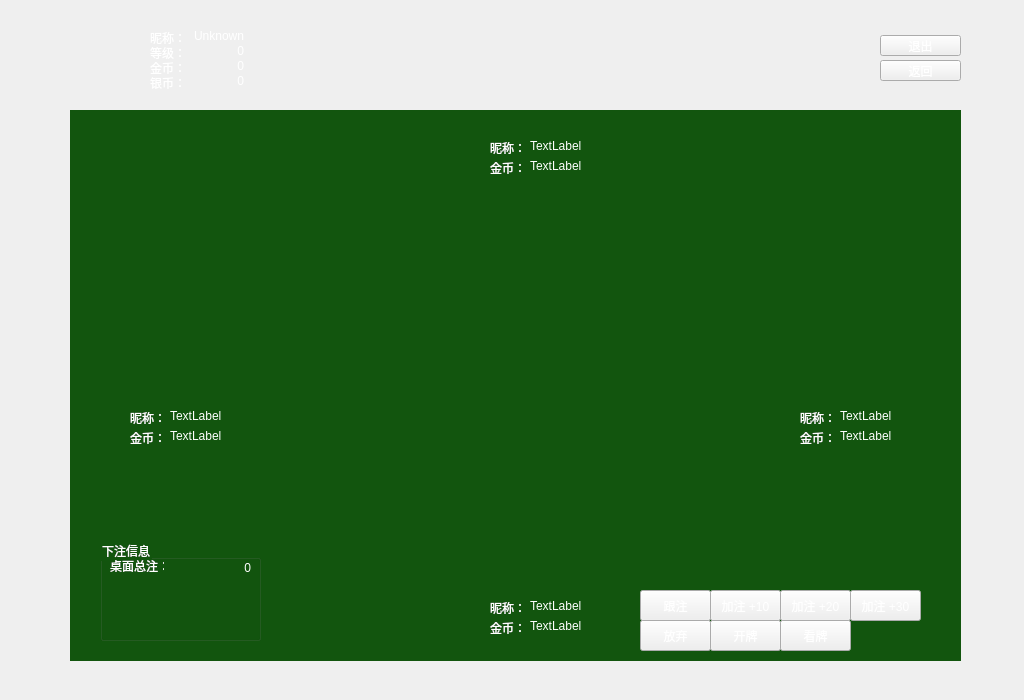
Qt form QTProject/Client/zjh.ui (aldenpang/zhajinhua-project) before a commit.
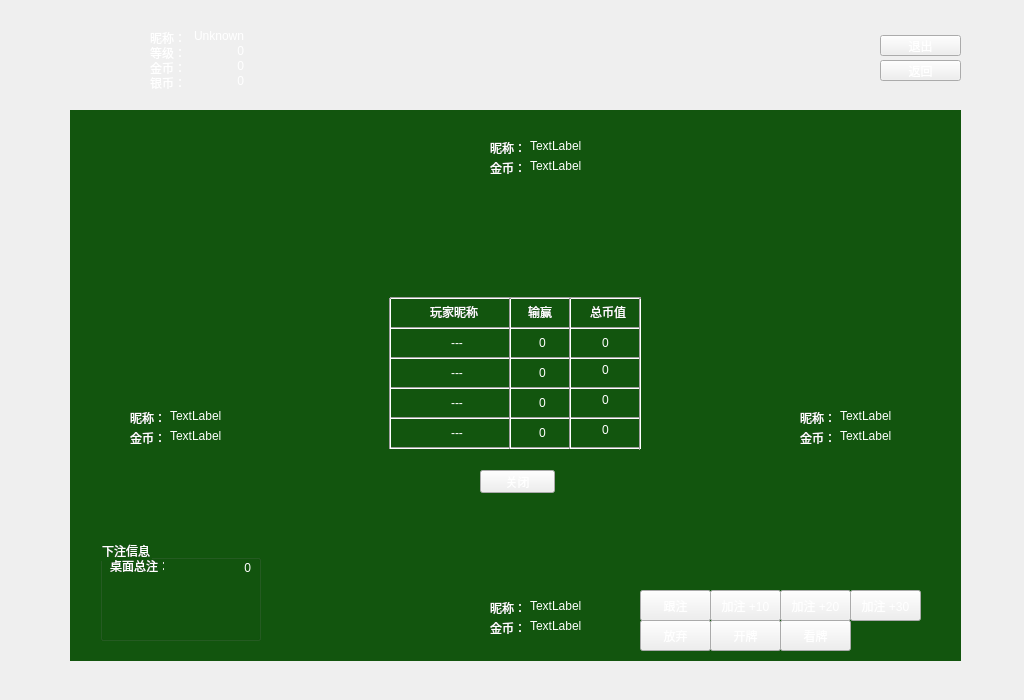
The same form after that commit. Icons and pictures are not drawn.

Commit message: add balance dialog(but while can not pause yet)

What changed in the file:
```diff
--- a/QTProject/Client/zjh.ui
+++ b/QTProject/Client/zjh.ui
@@ -726,6 +726,406 @@
     <pixmap resource="client.qrc">:/Images/Media/clock.gif</pixmap>
    </property>
   </widget>
+  <widget class="QWidget" name="balance" native="true">
+   <property name="geometry">
+    <rect>
+     <x>360</x>
+     <y>260</y>
+     <width>317</width>
+     <height>259</height>
+    </rect>
+   </property>
+   <widget class="QLabel" name="bg">
+    <property name="geometry">
+     <rect>
+      <x>0</x>
+      <y>0</y>
+      <width>317</width>
+      <height>259</height>
+     </rect>
+    </property>
+    <property name="text">
+     <string/>
+    </property>
+    <property name="pixmap">
+     <pixmap resource="client.qrc">:/Images/Media/balanceBG.png</pixmap>
+    </property>
+   </widget>
+   <widget class="Line" name="line">
+    <property name="geometry">
+     <rect>
+      <x>30</x>
+      <y>30</y>
+      <width>251</width>
+      <height>16</height>
+     </rect>
+    </property>
+    <property name="orientation">
+     <enum>Qt::Horizontal</enum>
+    </property>
+   </widget>
+   <widget class="Line" name="line_2">
+    <property name="geometry">
+     <rect>
+      <x>30</x>
+      <y>60</y>
+      <width>251</width>
+      <height>16</height>
+     </rect>
+    </property>
+    <property name="orientation">
+     <enum>Qt::Horizontal</enum>
+    </property>
+   </widget>
+   <widget class="Line" name="line_3">
+    <property name="geometry">
+     <rect>
+      <x>30</x>
+      <y>90</y>
+      <width>251</width>
+      <height>16</height>
+     </rect>
+    </property>
+    <property name="orientation">
+     <enum>Qt::Horizontal</enum>
+    </property>
+   </widget>
+   <widget class="Line" name="line_4">
+    <property name="geometry">
+     <rect>
+      <x>30</x>
+      <y>120</y>
+      <width>251</width>
+      <height>16</height>
+     </rect>
+    </property>
+    <property name="orientation">
+     <enum>Qt::Horizontal</enum>
+    </property>
+   </widget>
+   <widget class="Line" name="line_5">
+    <property name="geometry">
+     <rect>
+      <x>30</x>
+      <y>150</y>
+      <width>251</width>
+      <height>16</height>
+     </rect>
+    </property>
+    <property name="orientation">
+     <enum>Qt::Horizontal</enum>
+    </property>
+   </widget>
+   <widget class="Line" name="line_6">
+    <property name="geometry">
+     <rect>
+      <x>30</x>
+      <y>180</y>
+      <width>251</width>
+      <height>16</height>
+     </rect>
+    </property>
+    <property name="orientation">
+     <enum>Qt::Horizontal</enum>
+    </property>
+   </widget>
+   <widget class="Line" name="line_7">
+    <property name="geometry">
+     <rect>
+      <x>20</x>
+      <y>38</y>
+      <width>20</width>
+      <height>151</height>
+     </rect>
+    </property>
+    <property name="orientation">
+     <enum>Qt::Vertical</enum>
+    </property>
+   </widget>
+   <widget class="Line" name="line_8">
+    <property name="geometry">
+     <rect>
+      <x>140</x>
+      <y>38</y>
+      <width>20</width>
+      <height>151</height>
+     </rect>
+    </property>
+    <property name="orientation">
+     <enum>Qt::Vertical</enum>
+    </property>
+   </widget>
+   <widget class="Line" name="line_9">
+    <property name="geometry">
+     <rect>
+      <x>200</x>
+      <y>38</y>
+      <width>20</width>
+      <height>151</height>
+     </rect>
+    </property>
+    <property name="orientation">
+     <enum>Qt::Vertical</enum>
+    </property>
+   </widget>
+   <widget class="Line" name="line_10">
+    <property name="geometry">
+     <rect>
+      <x>270</x>
+      <y>38</y>
+      <width>20</width>
+      <height>152</height>
+     </rect>
+    </property>
+    <property name="orientation">
+     <enum>Qt::Vertical</enum>
+    </property>
+   </widget>
+   <widget class="QLabel" name="label_2">
+    <property name="geometry">
+     <rect>
+      <x>70</x>
+      <y>42</y>
+      <width>54</width>
+      <height>20</height>
+     </rect>
+    </property>
+    <property name="text">
+     <string>玩家昵称</string>
+    </property>
+   </widget>
+   <widget class="QLabel" name="label_3">
+    <property name="geometry">
+     <rect>
+      <x>168</x>
+      <y>42</y>
+      <width>54</width>
+      <height>20</height>
+     </rect>
+    </property>
+    <property name="text">
+     <string>输赢</string>
+    </property>
+   </widget>
+   <widget class="QLabel" name="label_4">
+    <property name="geometry">
+     <rect>
+      <x>230</x>
+      <y>42</y>
+      <width>54</width>
+      <height>20</height>
+     </rect>
+    </property>
+    <property name="text">
+     <string>总币值</string>
+    </property>
+   </widget>
+   <widget class="QLabel" name="bl_nickname_0">
+    <property name="geometry">
+     <rect>
+      <x>70</x>
+      <y>73</y>
+      <width>54</width>
+      <height>20</height>
+     </rect>
+    </property>
+    <property name="text">
+     <string>---</string>
+    </property>
+    <property name="alignment">
+     <set>Qt::AlignCenter</set>
+    </property>
+   </widget>
+   <widget class="QLabel" name="bl_nickname_1">
+    <property name="geometry">
+     <rect>
+      <x>70</x>
+      <y>103</y>
+      <width>54</width>
+      <height>20</height>
+     </rect>
+    </property>
+    <property name="text">
+     <string>---</string>
+    </property>
+    <property name="alignment">
+     <set>Qt::AlignCenter</set>
+    </property>
+   </widget>
+   <widget class="QLabel" name="bl_nickname_2">
+    <property name="geometry">
+     <rect>
+      <x>70</x>
+      <y>133</y>
+      <width>54</width>
+      <height>20</height>
+     </rect>
+    </property>
+    <property name="text">
+     <string>---</string>
+    </property>
+    <property name="alignment">
+     <set>Qt::AlignCenter</set>
+    </property>
+   </widget>
+   <widget class="QLabel" name="bl_nickname_3">
+    <property name="geometry">
+     <rect>
+      <x>70</x>
+      <y>163</y>
+      <width>54</width>
+      <height>20</height>
+     </rect>
+    </property>
+    <property name="text">
+     <string>---</string>
+    </property>
+    <property name="alignment">
+     <set>Qt::AlignCenter</set>
+    </property>
+   </widget>
+   <widget class="QLabel" name="bl_winscore_0">
+    <property name="geometry">
+     <rect>
+      <x>157</x>
+      <y>73</y>
+      <width>51</width>
+      <height>20</height>
+     </rect>
+    </property>
+    <property name="text">
+     <string>0</string>
+    </property>
+    <property name="alignment">
+     <set>Qt::AlignCenter</set>
+    </property>
+   </widget>
+   <widget class="QLabel" name="bl_winscore_1">
+    <property name="geometry">
+     <rect>
+      <x>157</x>
+      <y>103</y>
+      <width>51</width>
+      <height>20</height>
+     </rect>
+    </property>
+    <property name="text">
+     <string>0</string>
+    </property>
+    <property name="alignment">
+     <set>Qt::AlignCenter</set>
+    </property>
+   </widget>
+   <widget class="QLabel" name="bl_winscore_2">
+    <property name="geometry">
+     <rect>
+      <x>157</x>
+      <y>133</y>
+      <width>51</width>
+      <height>20</height>
+     </rect>
+    </property>
+    <property name="text">
+     <string>0</string>
+    </property>
+    <property name="alignment">
+     <set>Qt::AlignCenter</set>
+    </property>
+   </widget>
+   <widget class="QLabel" name="bl_winscore_3">
+    <property name="geometry">
+     <rect>
+      <x>157</x>
+      <y>163</y>
+      <width>51</width>
+      <height>20</height>
+     </rect>
+    </property>
+    <property name="text">
+     <string>0</string>
+    </property>
+    <property name="alignment">
+     <set>Qt::AlignCenter</set>
+    </property>
+   </widget>
+   <widget class="QLabel" name="bl_totalscore_0">
+    <property name="geometry">
+     <rect>
+      <x>215</x>
+      <y>73</y>
+      <width>61</width>
+      <height>20</height>
+     </rect>
+    </property>
+    <property name="text">
+     <string>0</string>
+    </property>
+    <property name="alignment">
+     <set>Qt::AlignCenter</set>
+    </property>
+   </widget>
+   <widget class="QLabel" name="bl_totalscore_1">
+    <property name="geometry">
+     <rect>
+      <x>215</x>
+      <y>100</y>
+      <width>61</width>
+      <height>20</height>
+     </rect>
+    </property>
+    <property name="text">
+     <string>0</string>
+    </property>
+    <property name="alignment">
+     <set>Qt::AlignCenter</set>
+    </property>
+   </widget>
+   <widget class="QLabel" name="bl_totalscore_2">
+    <property name="geometry">
+     <rect>
+      <x>215</x>
+      <y>130</y>
+      <width>61</width>
+      <height>20</height>
+     </rect>
+    </property>
+    <property name="text">
+     <string>0</string>
+    </property>
+    <property name="alignment">
+     <set>Qt::AlignCenter</set>
+    </property>
+   </widget>
+   <widget class="QLabel" name="bl_totalscore_3">
+    <property name="geometry">
+     <rect>
+      <x>215</x>
+      <y>160</y>
+      <width>61</width>
+      <height>20</height>
+     </rect>
+    </property>
+    <property name="text">
+     <string>0</string>
+    </property>
+    <property name="alignment">
+     <set>Qt::AlignCenter</set>
+    </property>
+   </widget>
+   <widget class="QPushButton" name="blbtn_close">
+    <property name="geometry">
+     <rect>
+      <x>120</x>
+      <y>210</y>
+      <width>75</width>
+      <height>23</height>
+     </rect>
+    </property>
+    <property name="text">
+     <string>关闭</string>
+    </property>
+   </widget>
+  </widget>
  </widget>
  <resources>
   <include location="client.qrc"/>
```
The commit also changes 13 other files.
